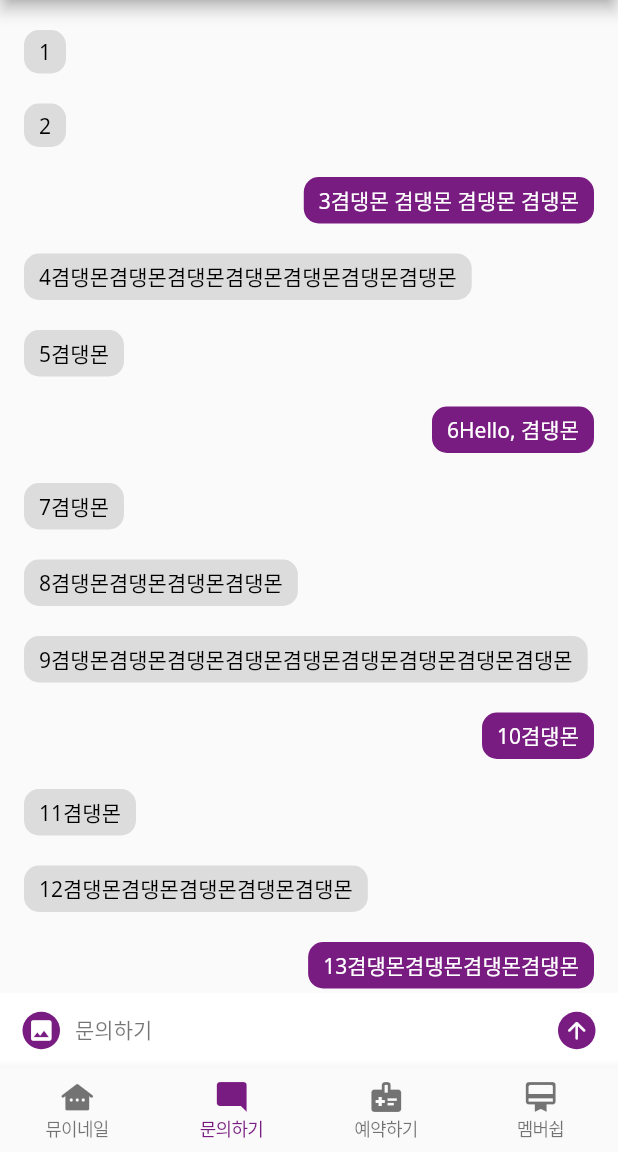
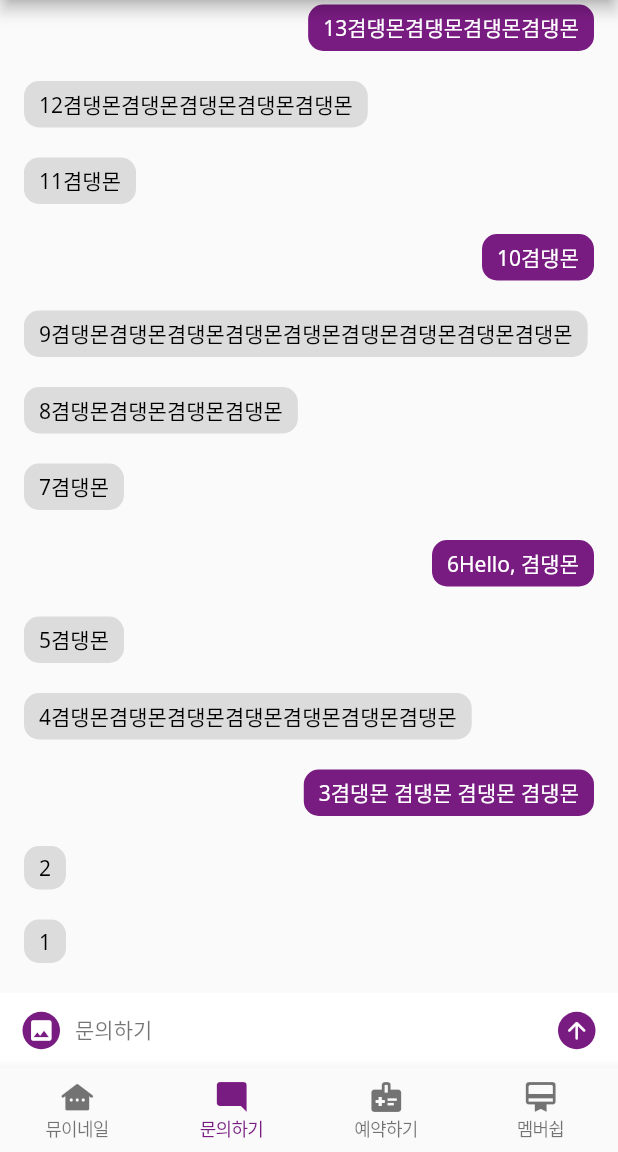
Before and after one commit to binbyz/flutter-mueynail, a Flutter app: the screen it shows after launch, item 2 of the bottom bar chosen, on a phone screen of 412 x 824 dp, the part 84-1236 px from its top. Run offline on Flutter 3.47's test engine with Material 2 defaults, Android fonts, the phone set to English and light mode, and no system bars; our stand-ins replace carousel_slider; network calls fail.

Commit message:
앱 채팅 창, 스크롤 반대 방향으로 교정

```diff
--- a/lib/component/chat/bubble.dart
+++ b/lib/component/chat/bubble.dart
@@ -1,6 +1,7 @@
 import 'package:flutter/material.dart';
 import 'package:mueynail/const/color.dart';
 import 'package:mueynail/model/chat/message_model.dart';
+import 'package:mueynail/model/message_type_enum.dart';
 
 class Bubble extends StatelessWidget {
   final Message message;
@@ -12,16 +13,16 @@ class Bubble extends StatelessWidget {
     return Container(
       padding: const EdgeInsets.only(left: 16, right: 16, top: 10, bottom: 10),
       child: Align(
-        alignment: message.type == 'receiver' ? Alignment.topLeft : Alignment.topRight,
+        alignment: (message.type == MessageType.receiver ? Alignment.topLeft : Alignment.topRight),
         child: Container(
           decoration: BoxDecoration(
             borderRadius: BorderRadius.circular(10),
-            color: message.type == 'receiver' ? Colors.black12 : primaryColor,
+            color: (message.type == MessageType.receiver ? Colors.black12 : primaryColor),
           ),
           padding: const EdgeInsets.only(top: 5, bottom: 5, left: 10, right: 10),
           child: Text(
             message.content,
-            style: TextStyle(color: message.type == 'receiver' ? Colors.black : Colors.white),
+            style: TextStyle(color: (message.type == MessageType.receiver ? Colors.black : Colors.white)),
           ),
         ),
       ),
--- a/lib/main.dart
+++ b/lib/main.dart
@@ -40,7 +40,7 @@ class _AppScaffoldState extends State<AppScaffold> {
 
   Widget buildScreen() {
     if (currentNavigation == 1) {
-      return const ChatScreen();
+      return ChatScreen();
     } else {
       return const HomeScreen();
     }
--- a/lib/model/chat/message_model.dart
+++ b/lib/model/chat/message_model.dart
@@ -1,6 +1,8 @@
+import 'package:mueynail/model/message_type_enum.dart';
+
 class Message {
   final String content;
-  final String type;
+  final MessageType type;
 
   const Message({required this.content, required this.type});
 }
--- /dev/null
+++ b/lib/model/message_type_enum.dart
@@ -0,0 +1,11 @@
+enum MessageType {
+  sender('sender'),
+  receiver('receiver');
+
+  const MessageType(this.type);
+  final String type;
+
+  factory MessageType.fromString(String type) {
+    return MessageType.values.firstWhere((element) => element.type == type);
+  }
+}
--- a/lib/screen/chat_screen.dart
+++ b/lib/screen/chat_screen.dart
@@ -2,34 +2,64 @@ import 'package:flutter/material.dart';
 import 'package:mueynail/component/chat/bubble.dart';
 import 'package:mueynail/component/chat/chat_input.dart';
 import 'package:mueynail/model/chat/message_model.dart';
+import 'package:mueynail/model/message_type_enum.dart';
+import 'package:mueynail/model/message_type_enum.dart';
+import 'package:mueynail/model/message_type_enum.dart';
+import 'package:mueynail/model/message_type_enum.dart';
+import 'package:mueynail/model/message_type_enum.dart';
+import 'package:mueynail/model/message_type_enum.dart';
+import 'package:mueynail/model/message_type_enum.dart';
+import 'package:mueynail/model/message_type_enum.dart';
+import 'package:mueynail/model/message_type_enum.dart';
 
 import '../component/main_app_bar.dart';
 
-final List<Message> messages = [
-  const Message(content: "1", type: "receiver"),
-  const Message(content: "2", type: "receiver"),
-  const Message(content: "3겸댕몬 겸댕몬 겸댕몬 겸댕몬", type: "sender"),
-  const Message(content: "4겸댕몬겸댕몬겸댕몬겸댕몬겸댕몬겸댕몬겸댕몬", type: "receiver"),
-  const Message(content: "5겸댕몬", type: "receiver"),
-  const Message(content: "6Hello, 겸댕몬", type: "sender"),
-  const Message(content: "7겸댕몬", type: "receiver"),
-  const Message(content: "8겸댕몬겸댕몬겸댕몬겸댕몬", type: "receiver"),
-  const Message(content: "9겸댕몬겸댕몬겸댕몬겸댕몬겸댕몬겸댕몬겸댕몬겸댕몬겸댕몬", type: "receiver"),
-  const Message(content: "10겸댕몬", type: "sender"),
-  const Message(content: "11겸댕몬", type: "receiver"),
-  const Message(content: "12겸댕몬겸댕몬겸댕몬겸댕몬겸댕몬", type: "receiver"),
-  const Message(content: "13겸댕몬겸댕몬겸댕몬겸댕몬", type: "sender"),
-  const Message(content: "14겸댕몬겸댕몬겸댕몬겸댕몬", type: "sender"),
-  const Message(content: "15겸댕몬겸댕몬겸댕몬겸댕몬", type: "sender"),
-  const Message(content: "16겸댕몬겸댕몬겸댕몬겸댕몬", type: "sender"),
-  const Message(content: "17겸댕몬겸댕몬겸댕몬겸댕몬", type: "sender"),
-  const Message(content: "18겸댕몬겸댕몬겸댕몬겸댕몬", type: "sender"),
-  const Message(content: "19겸댕몬겸댕몬겸댕몬겸댕몬", type: "sender"),
-  const Message(content: "20겸댕몬겸댕몬겸댕몬겸댕몬", type: "sender"),
-];
+class ChatScreen extends StatefulWidget {
 
-class ChatScreen extends StatelessWidget {
   const ChatScreen({Key? key}) : super(key: key);
+
+  @override
+  State<ChatScreen> createState() => _ChatScreenState();
+}
+
+class _ChatScreenState extends State<ChatScreen> {
+  final ScrollController _controller = ScrollController();
+
+  final List<Message> _messages = [
+    const Message(content: "1", type: MessageType.receiver),
+    const Message(content: "2", type: MessageType.receiver),
+    const Message(content: "3겸댕몬 겸댕몬 겸댕몬 겸댕몬", type: MessageType.sender),
+    const Message(content: "4겸댕몬겸댕몬겸댕몬겸댕몬겸댕몬겸댕몬겸댕몬", type: MessageType.receiver),
+    const Message(content: "5겸댕몬", type: MessageType.receiver),
+    const Message(content: "6Hello, 겸댕몬", type: MessageType.sender),
+    const Message(content: "7겸댕몬", type: MessageType.receiver),
+    const Message(content: "8겸댕몬겸댕몬겸댕몬겸댕몬", type: MessageType.receiver),
+    const Message(content: "9겸댕몬겸댕몬겸댕몬겸댕몬겸댕몬겸댕몬겸댕몬겸댕몬겸댕몬", type: MessageType.receiver),
+    const Message(content: "10겸댕몬", type: MessageType.sender),
+    const Message(content: "11겸댕몬", type: MessageType.receiver),
+    const Message(content: "12겸댕몬겸댕몬겸댕몬겸댕몬겸댕몬", type: MessageType.receiver),
+    const Message(content: "13겸댕몬겸댕몬겸댕몬겸댕몬", type: MessageType.sender),
+    const Message(content: "14겸댕몬겸댕몬겸댕몬겸댕몬", type: MessageType.sender),
+    const Message(content: "15겸댕몬겸댕몬겸댕몬겸댕몬", type: MessageType.sender),
+    const Message(content: "16겸댕몬겸댕몬겸댕몬겸댕몬", type: MessageType.sender),
+    const Message(content: "17겸댕몬겸댕몬겸댕몬겸댕몬", type: MessageType.sender),
+    const Message(content: "18겸댕몬겸댕몬겸댕몬겸댕몬", type: MessageType.sender),
+    const Message(content: "19겸댕몬겸댕몬겸댕몬겸댕몬", type: MessageType.sender),
+    const Message(content: "20겸댕몬겸댕몬겸댕몬겸댕몬", type: MessageType.sender),
+    const Message(content: "20겸댕몬겸댕몬겸댕몬겸댕몬", type: MessageType.sender),
+    const Message(content: "20겸댕몬겸댕몬겸댕몬겸댕몬", type: MessageType.sender),
+    const Message(content: "20겸댕몬겸댕몬겸댕몬겸댕몬", type: MessageType.sender),
+    const Message(content: "20겸댕몬겸댕몬겸댕몬겸댕몬", type: MessageType.sender),
+    const Message(content: "99겸댕몬겸댕몬겸댕몬겸댕몬", type: MessageType.sender),
+  ];
+
+  void scrollDown() {
+    _controller.animateTo(
+      _controller.position.maxScrollExtent,
+      duration: const Duration(seconds: 1),
+      curve: Curves.fastOutSlowIn,
+    );
+  }
 
   @override
   Widget build(BuildContext context) {
@@ -38,12 +68,13 @@ class ChatScreen extends StatelessWidget {
       body: Stack(
         children: [
           ListView.builder(
-            itemCount: messages.length,
+            controller: _controller,
+            itemCount: _messages.length,
+            reverse: true,
             shrinkWrap: true,
-            padding: const EdgeInsets.only(top: 10, bottom: 10),
-            physics: const NeverScrollableScrollPhysics(),
+            padding: const EdgeInsets.only(top: 10, bottom: 60),
             itemBuilder: (context, index) {
-              return Bubble(message: messages[index]);
+              return Bubble(message: _messages[index]);
             },
           ),
           const Align(
```
Also changed, not shown: pubspec.lock, 2 other files.
